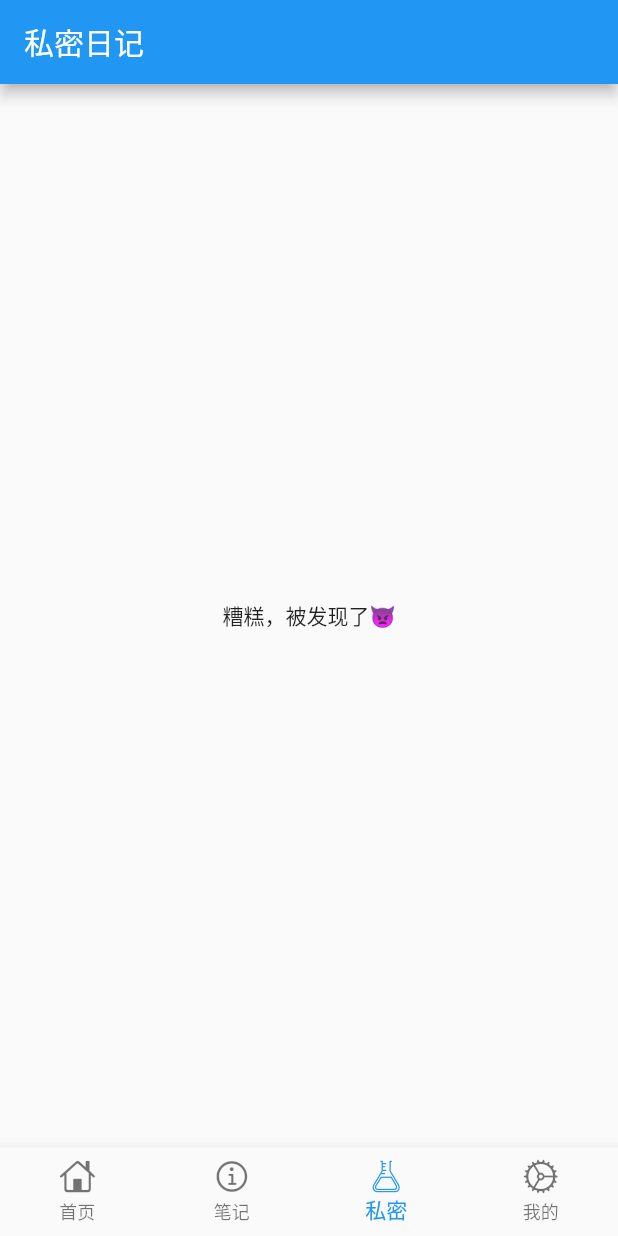
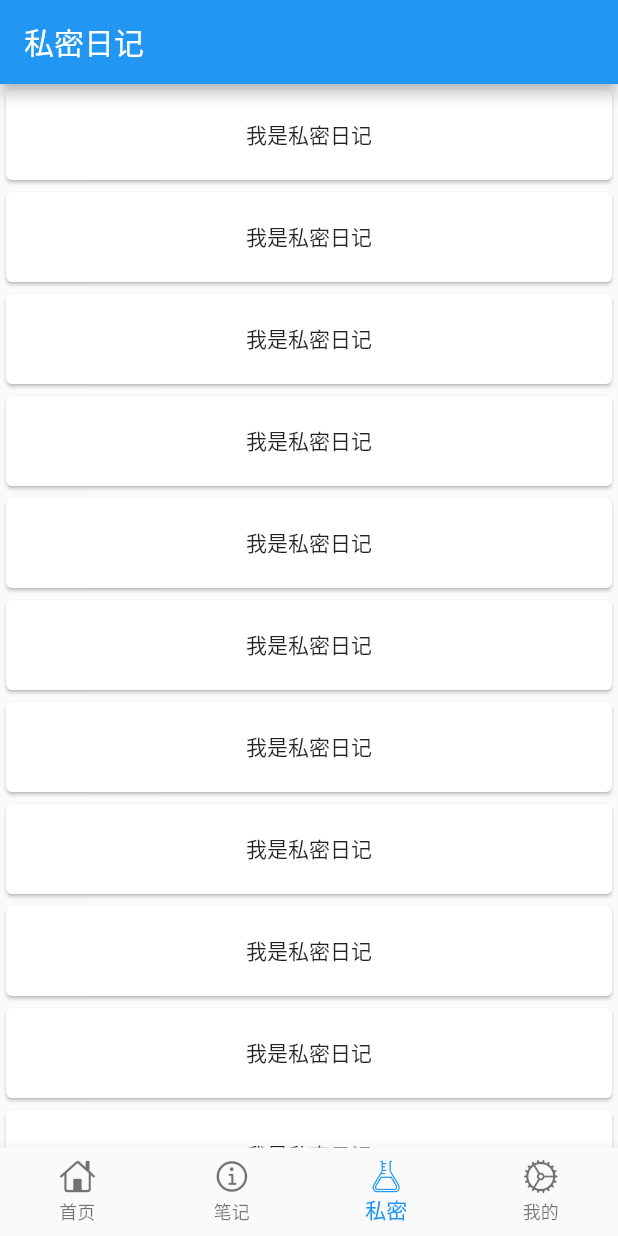
Before and after one commit to gaowei1012/notebook, a Flutter app: the screen it shows after launch, item 3 of the bottom bar chosen, on a phone screen of 412 x 824 dp. Run offline on Flutter 3.47's test engine with Material 2 defaults, Android fonts, the phone set to English and light mode, and no system bars; our stand-ins replace dio, flutter_markdown, flutter_redux, flutter_screenutil, flutter_spinkit, image_picker and 2 more; missing offline and left inert: timeline_list; generated files the repository leaves out were written again; network calls fail.

```diff
--- /dev/null
+++ b/lib/common/net/config/config.dart
@@ -0,0 +1,6 @@
+class Config {
+
+  static const TOKEN_KEY = 'token';
+  static const TOKEN_NAME_KEY = 'username';
+  static const USER_BASIC_CODE = 'user_basic_code';
+}
--- a/lib/main.dart
+++ b/lib/main.dart
@@ -1,9 +1,12 @@
 import 'package:flutter_redux/flutter_redux.dart';
 import 'package:flutter/material.dart';
+import 'package:notebook/pages/login/login_page.dart';
+import 'package:notebook/pages/welocm_page.dart';
 import 'package:redux/redux.dart';
-import './model/User.dart';
-import './common/redux/ntb_state.dart';
-import './pages/index_page.dart';
+import 'package:notebook/model/User.dart';
+import 'package:notebook/common/redux/ntb_state.dart';
+import 'package:notebook/pages/index_page.dart';
+import 'package:notebook/utils/navgiator_utils.dart';
 
 void main() => runApp(MyApp());
 
@@ -18,22 +21,55 @@ class MyApp extends StatelessWidget {
   @override
   Widget build(BuildContext context) {
 
-    return StoreProvider(
+    return new StoreProvider(
       store: store,
-      child: MaterialApp(
+      child: new MaterialApp(
         theme: store.state.themeData,
         title: 'notebook',
-        home: IndexPage(),
+        routes: {
+          /// 在这里做登录路由跳转
+          // WelcomePage.sName: (context) {
+          //   return new NotebookLocalization(
+          //     child: NavgiatorUtils.pageContainer(new WelcomePage()),
+          //   );
+          // },
+          IndexPage.sIndex: (context) {
+            return new NotebookLocalization(
+              child: NavgiatorUtils.pageContainer(new IndexPage()),
+            );
+          },
+          LoginPage.sLogin: (context) {
+            return new NotebookLocalization(
+              child: NavgiatorUtils.pageContainer(new LoginPage()),
+            );
+          }
+        },
+        // home: IndexPage(),
       ),
     );
-
-    // return MaterialApp(
-    //   theme: ThemeData.light(),
-    //   title: 'notbooks',
-    //   home: StoreProvider(
-    //     store: store,
-    //     child: IndexPage(),
-    //   ),
-    // );
   }
 }
+
+class NotebookLocalization extends StatefulWidget {
+
+  final Widget child;
+
+  const NotebookLocalization({Key key, this.child}) : super(key: key);
+
+  @override
+  _NotebookLocalizationState createState() => _NotebookLocalizationState();
+}
+
+class _NotebookLocalizationState extends State<NotebookLocalization> {
+  @override
+  Widget build(BuildContext context) {
+    return StoreBuilder<NTState>(builder: (context, store) {
+      return new Localizations.override(
+        context: context,
+        //locale: store.state.locale,
+        locale: null,
+        child: widget.child,
+      );
+    },);
+  }
+}
--- a/lib/model/Login.dart
+++ b/lib/model/Login.dart
@@ -1,4 +1,6 @@
 import 'package:json_annotation/json_annotation.dart';
+
+/// flutter packages pub run build_runner build
 
 part 'Login.g.dart';
 
--- a/lib/pages/index_page.dart
+++ b/lib/pages/index_page.dart
@@ -8,6 +8,7 @@ import './privacy/privacy_page.dart';
 import './setting/setting_page.dart';
 
 class IndexPage extends StatefulWidget {
+  static final String sIndex = '/';
   @override
   _IndexPageState createState() => _IndexPageState();
 }
--- a/lib/pages/login/login_page.dart
+++ b/lib/pages/login/login_page.dart
@@ -6,6 +6,9 @@ import './register_page.dart';
 import './forget_pasd_page.dart';
 
 class LoginPage extends StatefulWidget {
+
+  static final String sLogin = 'login';
+
   @override
   _LoginPageState createState() => _LoginPageState();
 }
--- a/lib/pages/privacy/privacy_page.dart
+++ b/lib/pages/privacy/privacy_page.dart
@@ -1,15 +1,129 @@
 import 'package:flutter/material.dart';
+import 'package:flutter_spinkit/flutter_spinkit.dart';
 
-class PrivacyPage extends StatelessWidget {
+/// 私密日记
+class PrivacyPage extends StatefulWidget {
+  @override
+  _PrivacyPageState createState() => _PrivacyPageState();
+}
+
+class _PrivacyPageState extends State<PrivacyPage> {
+
+  List<String> dataList = new List();
+
+  final int pageSize = 20;
+
+  bool disposed = false;
+
+  final ScrollController _scrollController = new ScrollController();
+  final GlobalKey<RefreshIndicatorState> refreshKey = new GlobalKey();
+  /// 下拉刷新数据
+  Future<void> onRefresh() async {
+    await Future.delayed(Duration(seconds: 2));
+    for(int i = 0; i < pageSize; i++) {
+      dataList.add('refresh');
+    }
+    if(disposed) {
+      return;
+    }
+    setState((){});
+  }
+
+  /// 加载更多
+  Future<void> loadMore() async {
+    await Future.delayed(Duration(seconds: 2));
+    for (var i = 0; i < pageSize; i++) {
+      dataList.add('loadmore');
+    }
+    if(disposed) {
+      return;
+    }
+    setState(() { });
+  }
+
+  @override
+  void initState() {
+    super.initState();
+    /// 滚动监听
+    _scrollController.addListener(() {
+      /// 滚动局
+      if (_scrollController.position.pixels == _scrollController.position.maxScrollExtent) {
+        loadMore();
+      }
+    });
+    Future.delayed(Duration(seconds: 0), () {
+      refreshKey.currentState.show();
+    });
+  }
+
+  @override
+  void dispose() {
+    disposed = true;
+    super.dispose();
+  }
+
+  /// 标题
+  _title() {
+    return Text('私密日记');
+  }
+  /// 下拉加载更多
+  /*
+  Widget _buildProgressIndicator() {
+    Widget bottomWidget = (control.needLoadMore) ? new Row(mainAxisAlignment: MainAxisAlignment.center, children: <Widget>[
+      new SpinKitFadingCircle(color: Colors.red),
+      new Container(
+        width: 5.0,
+      ),
+      new Text('加载中...')
+    ],) : new Container(
+      child: Padding(
+        padding: EdgeInsets.all(10),
+        child: bottomWidget,
+      )
+    );
+  }
+  */
+
   @override
   Widget build(BuildContext context) {
     return Scaffold(
-      appBar: AppBar(title: Text('私密日记'),),
+      appBar: AppBar(
+        title: _title(),
+        backgroundColor: Colors.blue,
+      ),
       body: Container(
-        child: Center(
-          child: Text(
-            '糟糕，被发现了👿',
-            textAlign: TextAlign.center,
+        /// 刷新
+        child: new RefreshIndicator(
+          key: refreshKey,
+          onRefresh: onRefresh,
+          child: new ListView.builder(
+            /// 保持ListView能滚动，解决refsh兼容性问题
+            physics: const AlwaysScrollableScrollPhysics(),
+
+            itemBuilder: (context, index) {
+              if(index == dataList.length) {
+                return new Container(
+                  margin: EdgeInsets.all(10),
+                  child: Align(
+                    child: CircularProgressIndicator(),
+                  ),
+                );
+              }
+              return Card(
+                child: new Container(
+                  height: 60,
+                  alignment: Alignment.center,
+                  child: new Text('我是私密日记')
+                )
+              );
+            },
+
+            //itemCount: (dataList.length >= pageSize) : dataList.lenght + 1 ? datalist.length,
+            itemCount: (dataList.length >= pageSize)
+              ? dataList.length + 1
+              : dataList.length,
+              /// 滑动监听
+            controller: _scrollController,
           ),
         ),
       ),
--- /dev/null
+++ b/lib/utils/navgiator_utils.dart
@@ -0,0 +1,32 @@
+import 'package:flutter/material.dart';
+import 'dart:async';
+
+import 'package:notebook/pages/index_page.dart';
+import 'package:notebook/pages/login/login_page.dart';
+
+/// 导航
+class NavgiatorUtils {
+  /// 替换Navgiator.pushReplacementNamed()
+  static pushReplacementNamed(BuildContext context, String routeName) {
+    Navigator.pushReplacementNamed(context, routeName);
+  }
+
+  /// 首页
+  static getHome(BuildContext context) {
+    Navigator.pushReplacementNamed(context, IndexPage.sIndex);
+  }
+
+  /// 登录页
+  static getLogin(BuildContext context) {
+    Navigator.pushReplacementNamed(context, LoginPage.sLogin);
+  }
+
+  /// page页面容器
+  static Widget pageContainer(widget) {
+    return MediaQuery(
+      data: MediaQueryData.fromWindow(WidgetsBinding.instance.window),
+      child: widget,
+    );
+  }
+
+}
--- a/pubspec.yaml
+++ b/pubspec.yaml
@@ -36,6 +36,9 @@ dependencies:
   redux: ^3.0.0
   rxdart: ^0.22.0
   json_annotation: ^2.4.0
+  flustars: ^0.2.6+1
+  shared_preferences: ^0.5.3+2
+
 
 dev_dependencies:
   flutter_test:
```
Also changed, not shown: lib/common/dao/user_dao.dart (added, +14 -0 lines), lib/common/net/api.dart (added, +53 -0 lines), lib/common/net/interceptor/token_Interceptor.dart (added, +60 -0 lines), lib/local/local_storge.dart (added, +20 -0 lines), lib/pages/home/Home_page.dart (+15 -0 lines), lib/pages/setting/page/tabbar_page.dart (added, +108 -0 lines), lib/pages/setting/setting_page.dart (+20 -0 lines), lib/pages/welocm_page.dart (added, +75 -0 lines), pubspec.lock, 1 other file.
